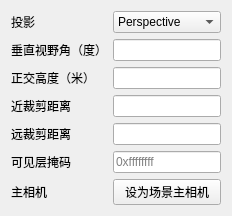
This is GameSprout/View/SceneObjectUI/CameraComponentEditor.ui in Heroinaddicts/G-Foundation as Qt 5 draws it before an edit. The edited form follows.
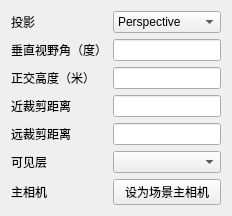
This is the edited form. Custom widgets are drawn as their Qt base class.

Commit message: 接入 Tags Layers 设置界面与按能力展示的 Static Inspector

```diff
--- a/GameSprout/View/SceneObjectUI/CameraComponentEditor.ui
+++ b/GameSprout/View/SceneObjectUI/CameraComponentEditor.ui
@@ -4,5 +4,5 @@
 <item row="2" column="0"><widget class="QLabel" name="label2"><property name="text"><string>正交高度（米）</string></property></widget></item><item row="2" column="1"><widget class="QLineEdit" name="cameraOrthoHeightEdit"><property name="placeholderText"><string></string></property></widget></item>
 <item row="3" column="0"><widget class="QLabel" name="label3"><property name="text"><string>近裁剪距离</string></property></widget></item><item row="3" column="1"><widget class="QLineEdit" name="cameraNearEdit"><property name="placeholderText"><string></string></property></widget></item>
 <item row="4" column="0"><widget class="QLabel" name="label4"><property name="text"><string>远裁剪距离</string></property></widget></item><item row="4" column="1"><widget class="QLineEdit" name="cameraFarEdit"><property name="placeholderText"><string></string></property></widget></item>
-<item row="5" column="0"><widget class="QLabel" name="label5"><property name="text"><string>可见层掩码</string></property></widget></item><item row="5" column="1"><widget class="QLineEdit" name="cameraMaskEdit"><property name="placeholderText"><string>0xffffffff</string></property></widget></item>
-<item row="6" column="0"><widget class="QLabel" name="label6"><property name="text"><string>主相机</string></property></widget></item><item row="6" column="1"><widget class="QPushButton" name="setMainCameraButton"><property name="text"><string>设为场景主相机</string></property></widget></item></layout></widget><resources/><connections/></ui>
+<item row="5" column="0"><widget class="QLabel" name="label5"><property name="text"><string>可见层</string></property></widget></item><item row="5" column="1"><widget class="LayerMaskCombo" name="cameraMaskCombo"><property name="sizePolicy"><sizepolicy hsizetype="Ignored" vsizetype="Fixed"><horstretch>1</horstretch><verstretch>0</verstretch></sizepolicy></property></widget></item>
+<item row="6" column="0"><widget class="QLabel" name="label6"><property name="text"><string>主相机</string></property></widget></item><item row="6" column="1"><widget class="QPushButton" name="setMainCameraButton"><property name="text"><string>设为场景主相机</string></property></widget></item></layout></widget><customwidgets><customwidget><class>LayerMaskCombo</class><extends>QComboBox</extends><header>LayerMaskCombo.h</header></customwidget></customwidgets><resources/><connections/></ui>
```
The commit also changes 43 other files.
